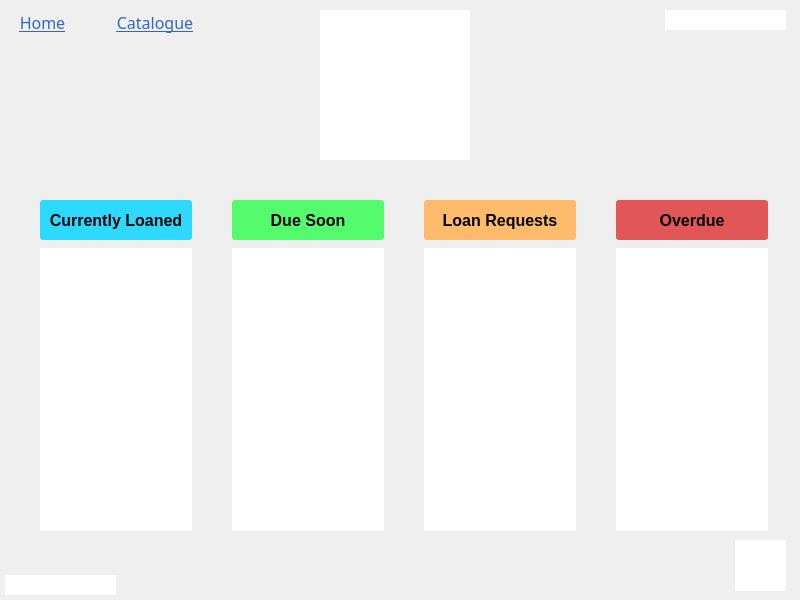
Above: your_items_screen.ui from MrCooperGit/Assessment-2_Library-Management-System before the change. Below: the same form after it.
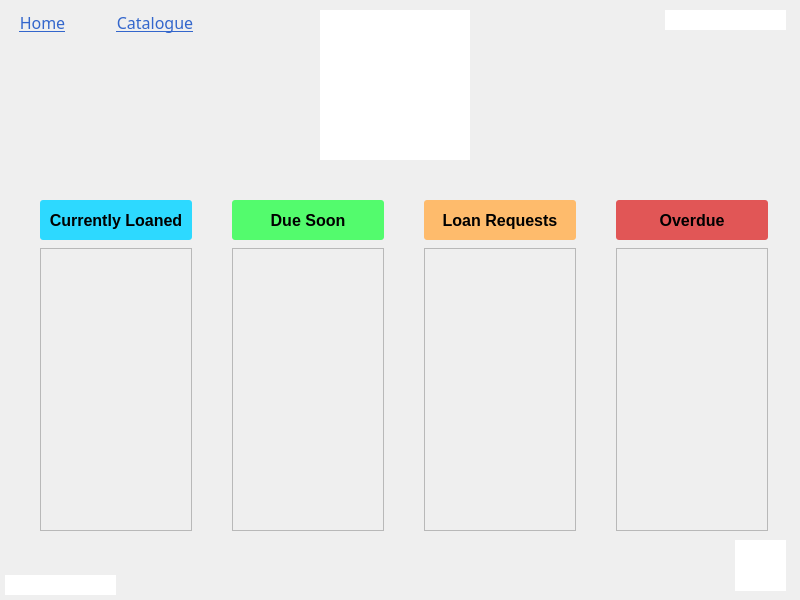
That is the form after the change.

Commit message: minor changes committing to pull dev-branch

```diff
--- a/your_items_screen.ui
+++ b/your_items_screen.ui
@@ -189,19 +189,20 @@
        </widget>
       </item>
       <item>
-       <widget class="QLabel" name="label_5">
-        <property name="minimumSize">
-         <size>
-          <width>150</width>
-          <height>40</height>
-         </size>
+       <widget class="QScrollArea" name="scrollArea_currentlyLoaned">
+        <property name="widgetResizable">
+         <bool>true</bool>
         </property>
-        <property name="styleSheet">
-         <string notr="true">background-color: rgb(255, 255, 255);</string>
-        </property>
-        <property name="text">
-         <string/>
-        </property>
+        <widget class="QWidget" name="scrollAreaWidgetContents">
+         <property name="geometry">
+          <rect>
+           <x>0</x>
+           <y>0</y>
+           <width>148</width>
+           <height>277</height>
+          </rect>
+         </property>
+        </widget>
        </widget>
       </item>
      </layout>
@@ -245,19 +246,20 @@
        </widget>
       </item>
       <item>
-       <widget class="QLabel" name="label_6">
-        <property name="minimumSize">
-         <size>
-          <width>150</width>
-          <height>40</height>
-         </size>
+       <widget class="QScrollArea" name="scrollArea_dueSoon">
+        <property name="widgetResizable">
+         <bool>true</bool>
         </property>
-        <property name="styleSheet">
-         <string notr="true">background-color: rgb(255, 255, 255);</string>
-        </property>
-        <property name="text">
-         <string/>
-        </property>
+        <widget class="QWidget" name="scrollAreaWidgetContents_2">
+         <property name="geometry">
+          <rect>
+           <x>0</x>
+           <y>0</y>
+           <width>148</width>
+           <height>277</height>
+          </rect>
+         </property>
+        </widget>
        </widget>
       </item>
      </layout>
@@ -301,19 +303,20 @@
        </widget>
       </item>
       <item>
-       <widget class="QLabel" name="label_7">
-        <property name="minimumSize">
-         <size>
-          <width>150</width>
-          <height>40</height>
-         </size>
+       <widget class="QScrollArea" name="scrollArea_loanRequests">
+        <property name="widgetResizable">
+         <bool>true</bool>
         </property>
-        <property name="styleSheet">
-         <string notr="true">background-color: rgb(255, 255, 255);</string>
-        </property>
-        <property name="text">
-         <string/>
-        </property>
+        <widget class="QWidget" name="scrollAreaWidgetContents_3">
+         <property name="geometry">
+          <rect>
+           <x>0</x>
+           <y>0</y>
+           <width>148</width>
+           <height>277</height>
+          </rect>
+         </property>
+        </widget>
        </widget>
       </item>
      </layout>
@@ -357,19 +360,20 @@
        </widget>
       </item>
       <item>
-       <widget class="QLabel" name="label_8">
-        <property name="minimumSize">
-         <size>
-          <width>150</width>
-          <height>40</height>
-         </size>
+       <widget class="QScrollArea" name="scrollArea_overdue">
+        <property name="widgetResizable">
+         <bool>true</bool>
         </property>
-        <property name="styleSheet">
-         <string notr="true">background-color: rgb(255, 255, 255);</string>
-        </property>
-        <property name="text">
-         <string/>
-        </property>
+        <widget class="QWidget" name="scrollAreaWidgetContents_4">
+         <property name="geometry">
+          <rect>
+           <x>0</x>
+           <y>0</y>
+           <width>148</width>
+           <height>277</height>
+          </rect>
+         </property>
+        </widget>
        </widget>
       </item>
      </layout>
```
The commit also changes 1 other file.
